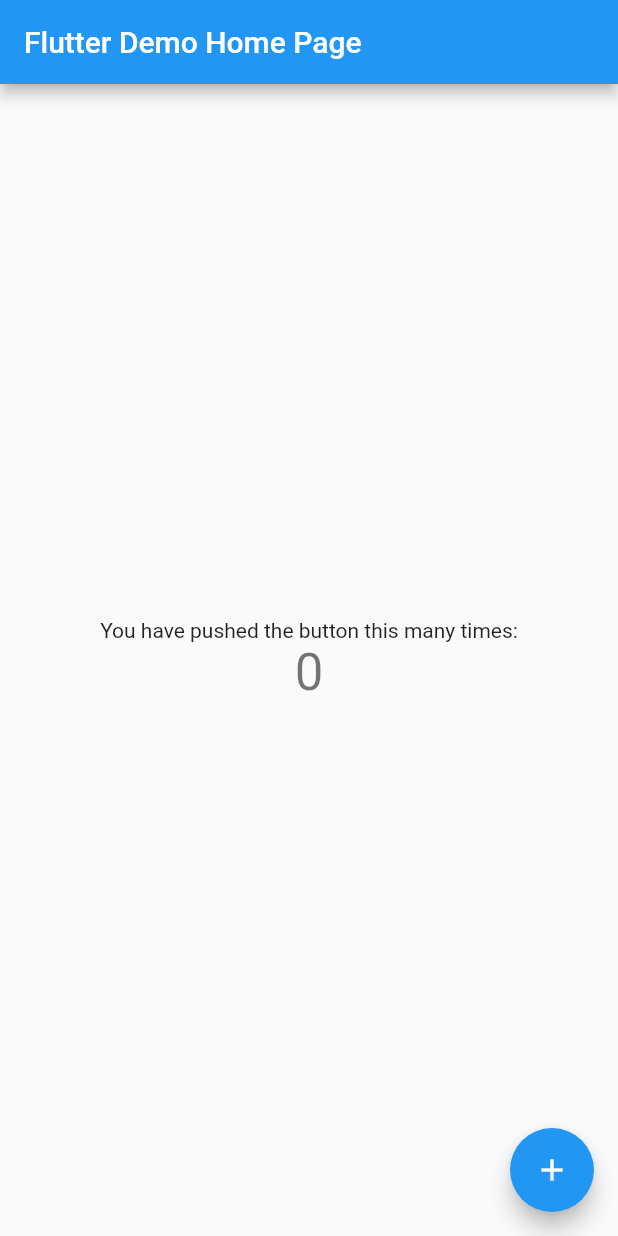
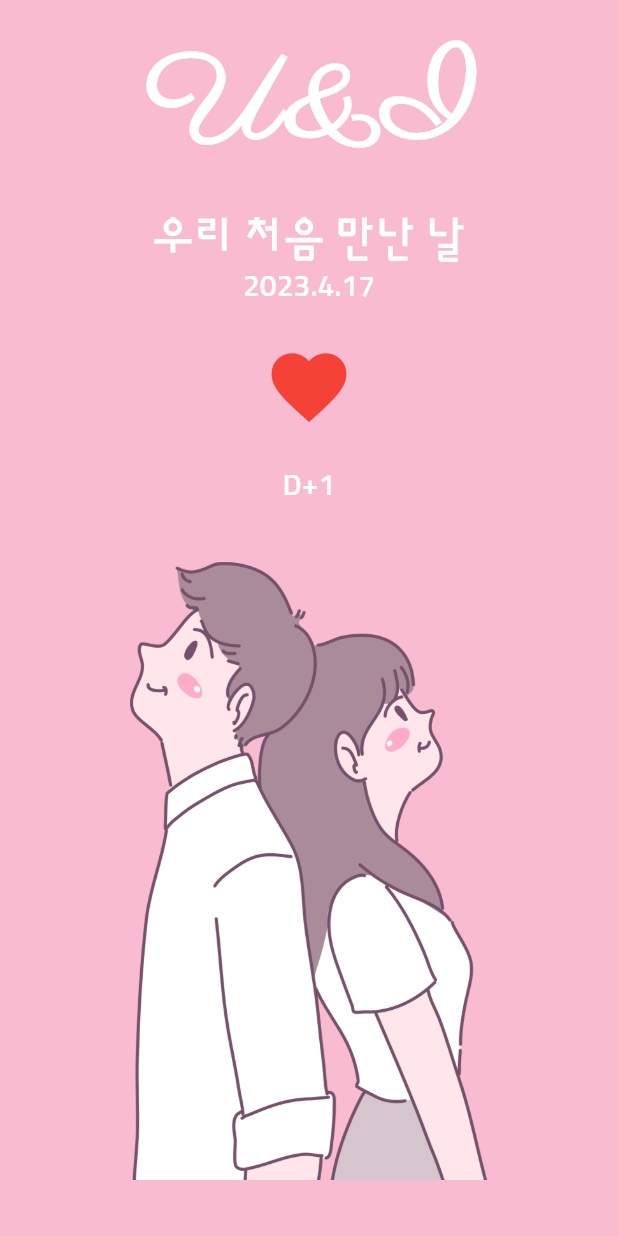
Before and after one commit to SY-MOON/flutter-study, a Flutter app: the screen it shows after launch, on a phone screen of 412 x 824 dp. Run offline on Flutter 3.47's test engine with Material 2 defaults, Android fonts, the phone set to English and light mode, and no system bars; our stand-ins replace webview_flutter.

Commit message:
✨ u and i project

```diff
--- a/u_and_i/lib/main.dart
+++ b/u_and_i/lib/main.dart
@@ -1,115 +1,34 @@
+import 'package:u_and_i/screen/home_screen.dart';
 import 'package:flutter/material.dart';
 
 void main() {
-  runApp(const MyApp());
-}
-
-class MyApp extends StatelessWidget {
-  const MyApp({super.key});
-
-  // This widget is the root of your application.
-  @override
-  Widget build(BuildContext context) {
-    return MaterialApp(
-      title: 'Flutter Demo',
+  runApp(
+    MaterialApp(
       theme: ThemeData(
-        // This is the theme of your application.
-        //
-        // Try running your application with "flutter run". You'll see the
-        // application has a blue toolbar. Then, without quitting the app, try
-        // changing the primarySwatch below to Colors.green and then invoke
-        // "hot reload" (press "r" in the console where you ran "flutter run",
-        // or simply save your changes to "hot reload" in a Flutter IDE).
-        // Notice that the counter didn't reset back to zero; the application
-        // is not restarted.
-        primarySwatch: Colors.blue,
-      ),
-      home: const MyHomePage(title: 'Flutter Demo Home Page'),
-    );
-  }
-}
-
-class MyHomePage extends StatefulWidget {
-  const MyHomePage({super.key, required this.title});
-
-  // This widget is the home page of your application. It is stateful, meaning
-  // that it has a State object (defined below) that contains fields that affect
-  // how it looks.
-
-  // This class is the configuration for the state. It holds the values (in this
-  // case the title) provided by the parent (in this case the App widget) and
-  // used by the build method of the State. Fields in a Widget subclass are
-  // always marked "final".
-
-  final String title;
-
-  @override
-  State<MyHomePage> createState() => _MyHomePageState();
-}
-
-class _MyHomePageState extends State<MyHomePage> {
-  int _counter = 0;
-
-  void _incrementCounter() {
-    setState(() {
-      // This call to setState tells the Flutter framework that something has
-      // changed in this State, which causes it to rerun the build method below
-      // so that the display can reflect the updated values. If we changed
-      // _counter without calling setState(), then the build method would not be
-      // called again, and so nothing would appear to happen.
-      _counter++;
-    });
-  }
-
-  @override
-  Widget build(BuildContext context) {
-    // This method is rerun every time setState is called, for instance as done
-    // by the _incrementCounter method above.
-    //
-    // The Flutter framework has been optimized to make rerunning build methods
-    // fast, so that you can just rebuild anything that needs updating rather
-    // than having to individually change instances of widgets.
-    return Scaffold(
-      appBar: AppBar(
-        // Here we take the value from the MyHomePage object that was created by
-        // the App.build method, and use it to set our appbar title.
-        title: Text(widget.title),
-      ),
-      body: Center(
-        // Center is a layout widget. It takes a single child and positions it
-        // in the middle of the parent.
-        child: Column(
-          // Column is also a layout widget. It takes a list of children and
-          // arranges them vertically. By default, it sizes itself to fit its
-          // children horizontally, and tries to be as tall as its parent.
-          //
-          // Invoke "debug painting" (press "p" in the console, choose the
-          // "Toggle Debug Paint" action from the Flutter Inspector in Android
-          // Studio, or the "Toggle Debug Paint" command in Visual Studio Code)
-          // to see the wireframe for each widget.
-          //
-          // Column has various properties to control how it sizes itself and
-          // how it positions its children. Here we use mainAxisAlignment to
-          // center the children vertically; the main axis here is the vertical
-          // axis because Columns are vertical (the cross axis would be
-          // horizontal).
-          mainAxisAlignment: MainAxisAlignment.center,
-          children: <Widget>[
-            const Text(
-              'You have pushed the button this many times:',
-            ),
-            Text(
-              '$_counter',
-              style: Theme.of(context).textTheme.headlineMedium,
-            ),
-          ],
+        fontFamily: 'sunflower',
+        textTheme: TextTheme(
+          displayLarge: TextStyle(
+            color: Colors.white,
+            fontSize: 80.0,
+            fontWeight: FontWeight.w700,
+            fontFamily: 'parisienne',
+          ),
+          displayMedium: TextStyle(
+            color: Colors.white,
+            fontSize: 50.0,
+            fontWeight: FontWeight.w700,
+          ),
+          bodyLarge: TextStyle(
+            color: Colors.white,
+            fontSize: 30.0,
+          ),
+          bodyMedium: TextStyle(
+            color: Colors.white,
+            fontSize: 20.0,
+          )
         ),
       ),
-      floatingActionButton: FloatingActionButton(
-        onPressed: _incrementCounter,
-        tooltip: 'Increment',
-        child: const Icon(Icons.add),
-      ), // This trailing comma makes auto-formatting nicer for build methods.
-    );
-  }
+      home: HomeScreen(),
+    ),
+  );
 }
--- /dev/null
+++ b/u_and_i/lib/screen/home_screen.dart
@@ -0,0 +1,110 @@
+import 'package:flutter/material.dart';
+import 'package:flutter/cupertino.dart';
+
+class HomeScreen extends StatefulWidget {
+  const HomeScreen({Key? key}) : super(key: key);
+
+  @override
+  State<HomeScreen> createState() => _HomeScreenState();
+}
+
+class _HomeScreenState extends State<HomeScreen> {
+  DateTime firstDay = DateTime.now();
+
+  @override
+  Widget build(BuildContext context) {
+    return Scaffold(
+      backgroundColor: Colors.pink[100],
+      body: SafeArea(
+        top: true,
+        bottom: false,
+        child: Column(
+          mainAxisAlignment: MainAxisAlignment.spaceBetween,
+          crossAxisAlignment: CrossAxisAlignment.stretch,
+          children: [
+            _DDay(onHeartPressed: onHeartPressed, firstDay: firstDay),
+            _CoupleImage(),
+          ],
+        ),
+      ),
+    );
+  }
+
+  void onHeartPressed() {
+    showCupertinoDialog(
+      context: context,
+      builder: (BuildContext context) {
+        return Align(
+          alignment: Alignment.bottomCenter,
+          child: Container(
+            color: Colors.white,
+            height: 300,
+            child: CupertinoDatePicker(
+              onDateTimeChanged: (DateTime date) {
+                setState(() {
+                  firstDay = date;
+                });
+              },
+              mode: CupertinoDatePickerMode.date,
+            ),
+          ),
+        );
+      },
+      barrierDismissible: true,
+    );
+  }
+}
+
+class _DDay extends StatelessWidget {
+  final GestureTapCallback onHeartPressed;
+  final DateTime firstDay;
+
+  _DDay({
+    required this.onHeartPressed,
+    required this.firstDay,
+  });
+
+  @override
+  Widget build(BuildContext context) {
+    final textTheme = Theme.of(context).textTheme;
+    final now = DateTime.now();
+
+    return Column(
+      children: [
+        const SizedBox(height: 16.0),
+        Text(
+          'U&I',
+          style: textTheme.displayLarge,
+        ),
+        const SizedBox(height: 16.0),
+        Text(
+          '우리 처음 만난 날',
+          style: textTheme.bodyLarge,
+        ),
+        Text('${firstDay.year}.${firstDay.month}.${firstDay.day}',
+            style: textTheme.bodyMedium),
+        const SizedBox(height: 16.0),
+        IconButton(
+            onPressed: onHeartPressed,
+            icon: Icon(Icons.favorite, color: Colors.red),
+            iconSize: 60.0),
+        const SizedBox(height: 16.0),
+        Text(
+            'D+${DateTime(now.year, now.month, now.day).difference(firstDay).inDays + 1}',
+            style: textTheme.bodyMedium),
+      ],
+    );
+  }
+}
+
+class _CoupleImage extends StatelessWidget {
+  @override
+  Widget build(BuildContext context) {
+    return Expanded(
+        child: Center(
+            child: Image.asset(
+      'asset/img/middle_image.png',
+      height: MediaQuery.of(context).size.height / 2,
+    )));
+  }
+}
```
Also changed, not shown: u_and_i/pubspec.yaml (+15 -0 lines), u_and_i/asset/font/Parisienne-Regular.ttf (added), u_and_i/asset/font/Sunflower-Bold.ttf (added), u_and_i/asset/font/Sunflower-Light.ttf (added), u_and_i/asset/font/Sunflower-Medium.ttf (added), u_and_i/asset/img/middle_image.png (added).
